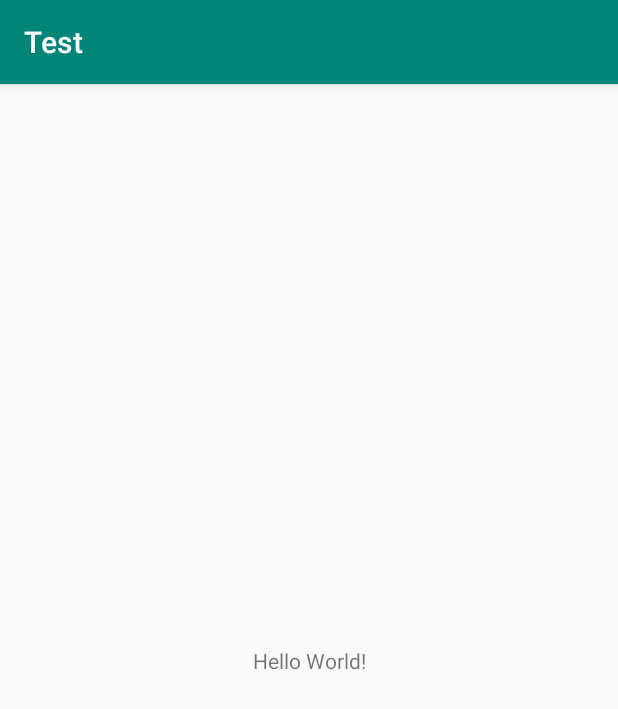
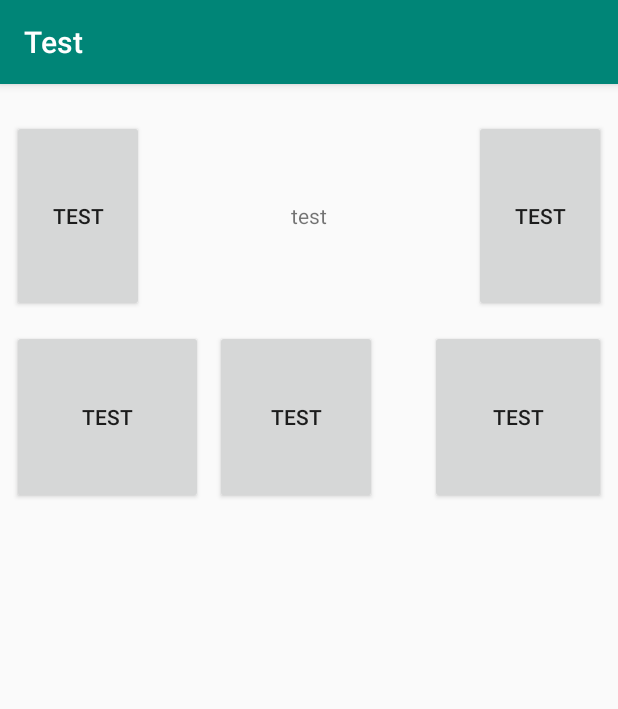
Before and after one commit to LoomisKoo/Test, an Android app: the screen it shows after launch (MainActivity), on a phone screen of 412 x 824 dp. Shown: the top 709 px of the screen. Run offline under Robolectric (Android 15) with nearby library versions, the phone set to English and light mode, and no system bars.

Commit message:
增加约束布局demo雏形

```diff
--- a/app/src/main/res/layout/activity_main.xml
+++ b/app/src/main/res/layout/activity_main.xml
@@ -6,13 +6,74 @@
     android:layout_height="match_parent"
     tools:context=".MainActivity">
 
+    <Button
+        android:id="@+id/button"
+        android:layout_width="127dp"
+        android:layout_height="116dp"
+        android:text="test"
+        app:layout_constraintBaseline_toBaselineOf="@+id/button4"
+        app:layout_constraintStart_toStartOf="@+id/button3" />
+
+    <Button
+        android:id="@+id/button4"
+        android:layout_width="108dp"
+        android:layout_height="116dp"
+        android:layout_marginStart="8dp"
+        android:layout_marginLeft="8dp"
+        android:layout_marginTop="12dp"
+        android:layout_marginEnd="8dp"
+        android:layout_marginRight="8dp"
+        android:text="test"
+        app:layout_constraintEnd_toStartOf="@+id/button5"
+        app:layout_constraintHorizontal_bias="0.0"
+        app:layout_constraintStart_toEndOf="@+id/button"
+        app:layout_constraintTop_toBottomOf="@+id/textView4" />
+
+
+    <Button
+        android:id="@+id/button5"
+        android:layout_width="117dp"
+        android:layout_height="116dp"
+        android:text="test"
+        app:layout_constraintBaseline_toBaselineOf="@+id/button4"
+        app:layout_constraintEnd_toEndOf="@+id/button2" />
+
+    <Button
+        android:id="@+id/button2"
+        android:layout_width="wrap_content"
+        android:layout_height="128dp"
+        android:layout_marginEnd="8dp"
+        android:layout_marginRight="8dp"
+        android:text="test"
+        app:layout_constraintBaseline_toBaselineOf="@+id/textView4"
+        app:layout_constraintEnd_toEndOf="parent" />
+
     <TextView
-        android:layout_width="wrap_content"
-        android:layout_height="wrap_content"
-        android:text="Hello World!"
-        app:layout_constraintBottom_toBottomOf="parent"
-        app:layout_constraintLeft_toLeftOf="parent"
-        app:layout_constraintRight_toRightOf="parent"
-        app:layout_constraintTop_toTopOf="parent" />
+        android:id="@+id/textView4"
+        android:layout_width="176dp"
+        android:layout_height="128dp"
+        android:layout_marginStart="8dp"
+        android:layout_marginLeft="8dp"
+        android:layout_marginTop="12dp"
+        android:layout_marginEnd="8dp"
+        android:layout_marginRight="8dp"
+        android:gravity="center"
+        android:text="test"
+        app:layout_constraintBottom_toTopOf="@+id/button"
+        app:layout_constraintEnd_toStartOf="@+id/button2"
+        app:layout_constraintHorizontal_bias="0.5"
+        app:layout_constraintStart_toEndOf="@+id/button3"
+        app:layout_constraintTop_toTopOf="parent"
+        tools:text="test1" />
+
+    <Button
+        android:id="@+id/button3"
+        android:layout_width="88dp"
+        android:layout_height="128dp"
+        android:layout_marginStart="8dp"
+        android:layout_marginLeft="8dp"
+        android:text="test"
+        app:layout_constraintBaseline_toBaselineOf="@+id/textView4"
+        app:layout_constraintStart_toStartOf="parent" />
 
 </android.support.constraint.ConstraintLayout>
```
